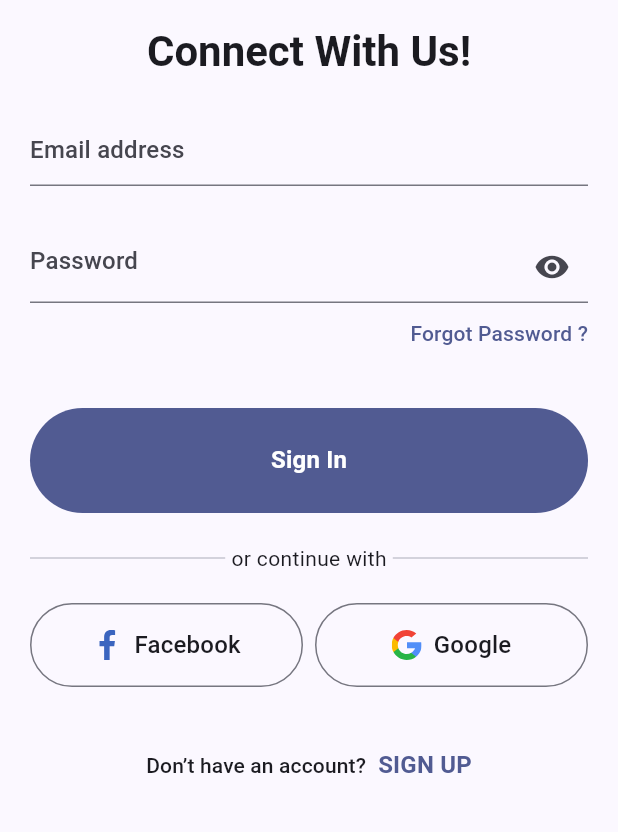
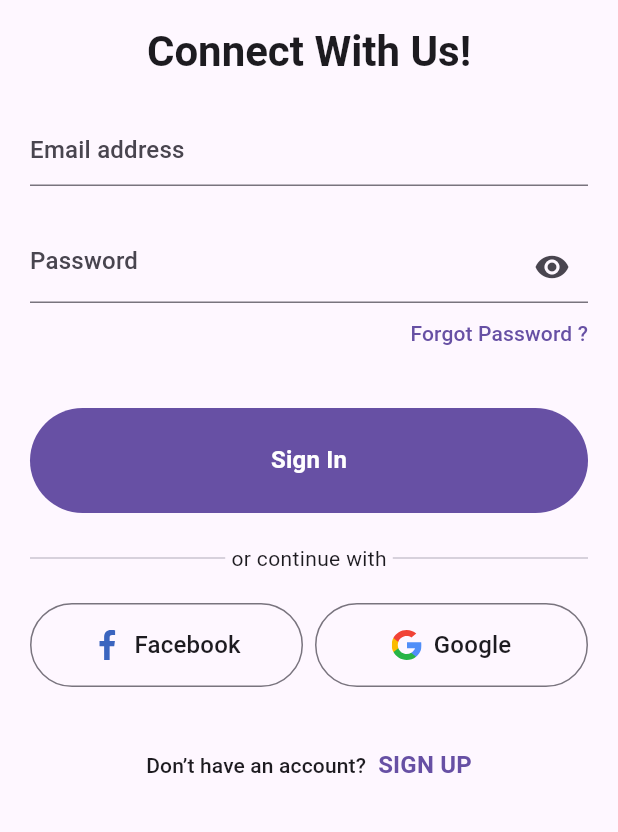
Before and after one commit to ramkishoreprajapat/Contineu-Assignment, a Flutter app: the screen it shows after launch, on a phone screen of 412 x 824 dp, the part 330-1162 px from its top. Run offline on Flutter 3.47's test engine with Material 3 defaults, Android fonts, the phone set to English and light mode, and no system bars; our stand-ins replace bloc, cloud_firestore, equatable, firebase_auth, firebase_core, flutter_bloc and 3 more; accounts and stored records are empty; Roboto replaces fonts that are missing (ABeeZee).

Commit message:
I have fix a issue regarding theme icon and theme not working properly. Now it's working fine.

```diff
--- /dev/null
+++ b/lib/logic/cubit/theme_cubit.dart
@@ -0,0 +1,17 @@
+import 'package:bloc/bloc.dart';
+import 'package:contineu_assignment/core/utils/shared_preference_singleton.dart';
+import 'package:equatable/equatable.dart';
+import 'package:flutter/material.dart';
+
+part 'theme_state.dart';
+
+class ThemeCubit extends Cubit<ThemeMode> {
+  ThemeCubit() : super(ThemeMode.light);
+
+  void toggleTheme() {
+    bool isDarkTheme = SharedPreferenceSingleton().getBool(SharedPreferenceSingleton.isDarkTheme);
+    SharedPreferenceSingleton().setBool(SharedPreferenceSingleton.isDarkTheme, !isDarkTheme);
+    emit(isDarkTheme ? ThemeMode.light : ThemeMode.dark);
+
+  }
+}
--- a/lib/my_app_view.dart
+++ b/lib/my_app_view.dart
@@ -2,8 +2,6 @@ import 'package:contineu_assignment/presentation/screens/tasks/task_list_screen.
 import 'package:flutter/material.dart';
 import 'package:flutter_bloc/flutter_bloc.dart';
 import 'core/constants/strings.dart';
-import 'core/theme/theme.dart';
-import 'core/theme/util.dart';
 import 'core/utils/navigation_service.dart';
 import 'core/utils/shared_preference_singleton.dart';
 import 'logic/bloc/add_task_bloc/add_task_bloc.dart';
@@ -12,6 +10,7 @@ import 'logic/bloc/forget_password_bloc/forget_password_bloc.dart';
 import 'logic/bloc/list_task_bloc/list_task_bloc.dart';
 import 'logic/bloc/sign_in_bloc/sign_in_bloc.dart';
 import 'logic/bloc/sign_up_bloc/sign_up_bloc.dart';
+import 'logic/cubit/theme_cubit.dart';
 import 'presentation/router/app_router.dart';
 import 'presentation/screens/authentications/login_screen.dart';
 
@@ -32,17 +31,14 @@ class _MyAppViewState extends State<MyAppView> {
   @override
   void initState() {
     super.initState();
-    isDarkTheme = SharedPreferenceSingleton().getBool(SharedPreferenceSingleton.isDarkTheme);
+    isDarkTheme = SharedPreferenceSingleton()
+        .getBool(SharedPreferenceSingleton.isDarkTheme);
   }
 
   @override
   Widget build(BuildContext context) {
     //If you want theme according to device setting then use below line
     //final brightness = View.of(context).platformDispatcher.platformBrightness;
-
-    TextTheme textTheme = createTextTheme(context, "ABeeZee", "ABeeZee");
-
-    MaterialTheme theme = MaterialTheme(textTheme);
     return MultiBlocProvider(
       providers: [
         BlocProvider(
@@ -68,11 +64,18 @@ class _MyAppViewState extends State<MyAppView> {
           create: (context) =>
               ListTaskBloc(context.read<ListTaskBloc>().taskRepository),
         ),
+        BlocProvider(
+          create: (_) => ThemeCubit(),
+        ),
       ],
-      child: MaterialApp(
+      child: BlocBuilder<ThemeCubit, ThemeMode>(
+        builder: (context, themeMode) {
+          return MaterialApp(
             navigatorKey: NavigationService.navigatorKey,
             title: Strings.appName,
-        theme: SharedPreferenceSingleton().getBool(SharedPreferenceSingleton.isDarkTheme) ? theme.dark() : theme.light(),
+            theme: themeMode == ThemeMode.dark
+                ? ThemeData.dark()
+                : ThemeData.light(),
             debugShowCheckedModeBanner: false,
             onGenerateRoute: widget.appRouter.onGenerateRoutes,
             home: BlocBuilder<AuthenticationBloc, AuthenticationState>(
@@ -84,6 +87,8 @@ class _MyAppViewState extends State<MyAppView> {
                 }
               },
             ),
+          );
+        },
       ),
     );
   }
```
Also changed, not shown: lib/logic/cubit/theme_state.dart (added, +10 -0 lines), lib/presentation/screens/tasks/task_list_screen.dart (+9 -9 lines). Lines whose indentation alone changed are shown as unchanged.
